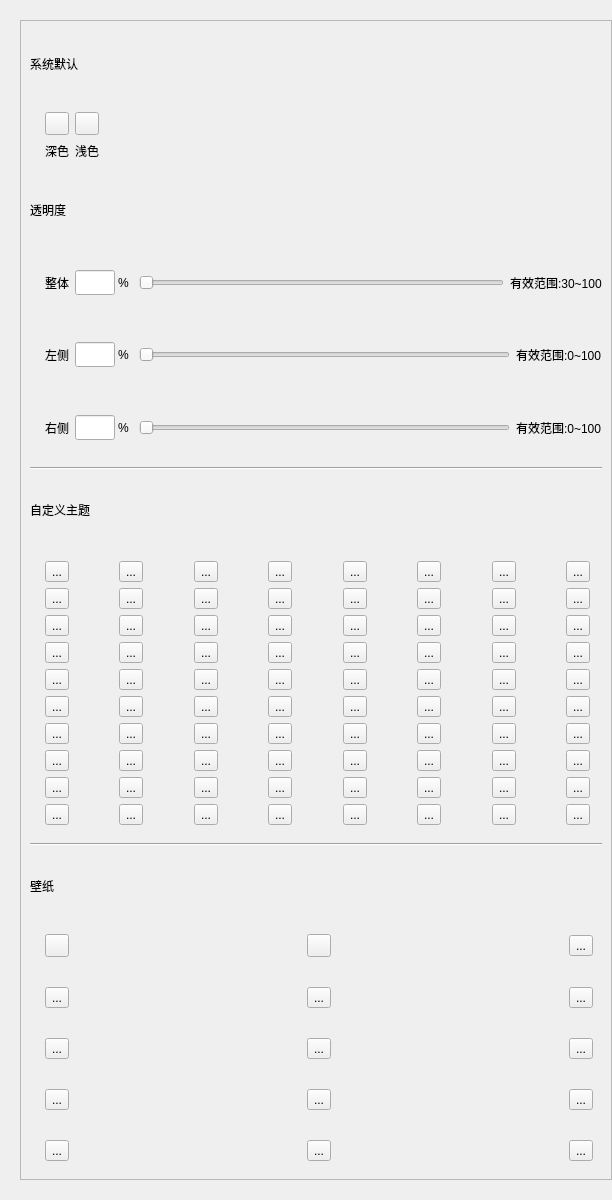
kevinWu7/LifeNote, file App/widgets/themeswitchwidget.ui: the form before one commit.
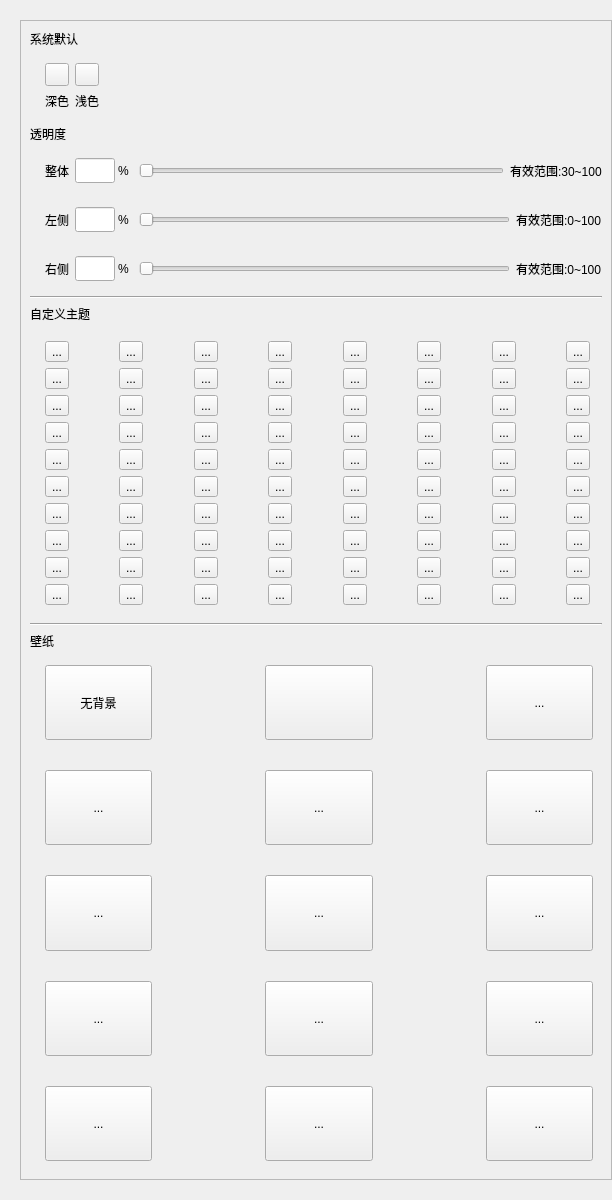
The form after the commit. Custom widgets are drawn as their Qt base class.

Commit message: add nopicture theme button

```diff
--- a/App/widgets/themeswitchwidget.ui
+++ b/App/widgets/themeswitchwidget.ui
@@ -1447,7 +1447,7 @@
                   </property>
                   <property name="sizeHint" stdset="0">
                    <size>
-                    <width>40</width>
+                    <width>0</width>
                     <height>20</height>
                    </size>
                   </property>
@@ -1455,6 +1455,12 @@
                 </item>
                 <item row="2" column="4">
                  <widget class="QToolButton" name="pictureBtn9">
+                  <property name="sizePolicy">
+                   <sizepolicy hsizetype="MinimumExpanding" vsizetype="MinimumExpanding">
+                    <horstretch>0</horstretch>
+                    <verstretch>0</verstretch>
+                   </sizepolicy>
+                  </property>
                   <property name="text">
                    <string>...</string>
                   </property>
@@ -1470,7 +1476,7 @@
                   </property>
                   <property name="sizeHint" stdset="0">
                    <size>
-                    <width>40</width>
+                    <width>0</width>
                     <height>20</height>
                    </size>
                   </property>
@@ -1478,6 +1484,12 @@
                 </item>
                 <item row="3" column="2">
                  <widget class="QToolButton" name="pictureBtn11">
+                  <property name="sizePolicy">
+                   <sizepolicy hsizetype="MinimumExpanding" vsizetype="MinimumExpanding">
+                    <horstretch>0</horstretch>
+                    <verstretch>0</verstretch>
+                   </sizepolicy>
+                  </property>
                   <property name="text">
                    <string>...</string>
                   </property>
@@ -1488,6 +1500,12 @@
                 </item>
                 <item row="3" column="0">
                  <widget class="QToolButton" name="pictureBtn10">
+                  <property name="sizePolicy">
+                   <sizepolicy hsizetype="MinimumExpanding" vsizetype="MinimumExpanding">
+                    <horstretch>0</horstretch>
+                    <verstretch>0</verstretch>
+                   </sizepolicy>
+                  </property>
                   <property name="text">
                    <string>...</string>
                   </property>
@@ -1498,6 +1516,12 @@
                 </item>
                 <item row="3" column="4">
                  <widget class="QToolButton" name="pictureBtn12">
+                  <property name="sizePolicy">
+                   <sizepolicy hsizetype="MinimumExpanding" vsizetype="MinimumExpanding">
+                    <horstretch>0</horstretch>
+                    <verstretch>0</verstretch>
+                   </sizepolicy>
+                  </property>
                   <property name="text">
                    <string>...</string>
                   </property>
@@ -1508,6 +1532,12 @@
                 </item>
                 <item row="1" column="0">
                  <widget class="QToolButton" name="pictureBtn4">
+                  <property name="sizePolicy">
+                   <sizepolicy hsizetype="MinimumExpanding" vsizetype="MinimumExpanding">
+                    <horstretch>0</horstretch>
+                    <verstretch>0</verstretch>
+                   </sizepolicy>
+                  </property>
                   <property name="text">
                    <string>...</string>
                   </property>
@@ -1518,6 +1548,12 @@
                 </item>
                 <item row="1" column="2">
                  <widget class="QToolButton" name="pictureBtn5">
+                  <property name="sizePolicy">
+                   <sizepolicy hsizetype="MinimumExpanding" vsizetype="MinimumExpanding">
+                    <horstretch>0</horstretch>
+                    <verstretch>0</verstretch>
+                   </sizepolicy>
+                  </property>
                   <property name="text">
                    <string>...</string>
                   </property>
@@ -1533,7 +1569,7 @@
                   </property>
                   <property name="sizeHint" stdset="0">
                    <size>
-                    <width>40</width>
+                    <width>0</width>
                     <height>20</height>
                    </size>
                   </property>
@@ -1546,7 +1582,7 @@
                   </property>
                   <property name="sizeHint" stdset="0">
                    <size>
-                    <width>40</width>
+                    <width>0</width>
                     <height>20</height>
                    </size>
                   </property>
@@ -1559,7 +1595,7 @@
                   </property>
                   <property name="sizeHint" stdset="0">
                    <size>
-                    <width>40</width>
+                    <width>0</width>
                     <height>20</height>
                    </size>
                   </property>
@@ -1567,6 +1603,12 @@
                 </item>
                 <item row="1" column="4">
                  <widget class="QToolButton" name="pictureBtn6">
+                  <property name="sizePolicy">
+                   <sizepolicy hsizetype="MinimumExpanding" vsizetype="MinimumExpanding">
+                    <horstretch>0</horstretch>
+                    <verstretch>0</verstretch>
+                   </sizepolicy>
+                  </property>
                   <property name="text">
                    <string>...</string>
                   </property>
@@ -1582,7 +1624,7 @@
                   </property>
                   <property name="sizeHint" stdset="0">
                    <size>
-                    <width>40</width>
+                    <width>0</width>
                     <height>20</height>
                    </size>
                   </property>
@@ -1595,7 +1637,7 @@
                   </property>
                   <property name="sizeHint" stdset="0">
                    <size>
-                    <width>40</width>
+                    <width>0</width>
                     <height>20</height>
                    </size>
                   </property>
@@ -1603,6 +1645,12 @@
                 </item>
                 <item row="2" column="2">
                  <widget class="QToolButton" name="pictureBtn8">
+                  <property name="sizePolicy">
+                   <sizepolicy hsizetype="MinimumExpanding" vsizetype="MinimumExpanding">
+                    <horstretch>0</horstretch>
+                    <verstretch>0</verstretch>
+                   </sizepolicy>
+                  </property>
                   <property name="text">
                    <string>...</string>
                   </property>
@@ -1613,6 +1661,12 @@
                 </item>
                 <item row="0" column="4">
                  <widget class="QToolButton" name="pictureBtn3">
+                  <property name="sizePolicy">
+                   <sizepolicy hsizetype="MinimumExpanding" vsizetype="MinimumExpanding">
+                    <horstretch>0</horstretch>
+                    <verstretch>0</verstretch>
+                   </sizepolicy>
+                  </property>
                   <property name="text">
                    <string>...</string>
                   </property>
@@ -1623,8 +1677,14 @@
                 </item>
                 <item row="0" column="0">
                  <widget class="QToolButton" name="pictureBtn1">
+                  <property name="sizePolicy">
+                   <sizepolicy hsizetype="MinimumExpanding" vsizetype="MinimumExpanding">
+                    <horstretch>0</horstretch>
+                    <verstretch>0</verstretch>
+                   </sizepolicy>
+                  </property>
                   <property name="text">
-                   <string/>
+                   <string>无背景</string>
                   </property>
                   <property name="checkable">
                    <bool>true</bool>
@@ -1633,6 +1693,12 @@
                 </item>
                 <item row="0" column="2">
                  <widget class="QToolButton" name="pictureBtn2">
+                  <property name="sizePolicy">
+                   <sizepolicy hsizetype="MinimumExpanding" vsizetype="MinimumExpanding">
+                    <horstretch>0</horstretch>
+                    <verstretch>0</verstretch>
+                   </sizepolicy>
+                  </property>
                   <property name="text">
                    <string/>
                   </property>
@@ -1643,6 +1709,12 @@
                 </item>
                 <item row="2" column="0">
                  <widget class="QToolButton" name="pictureBtn7">
+                  <property name="sizePolicy">
+                   <sizepolicy hsizetype="MinimumExpanding" vsizetype="MinimumExpanding">
+                    <horstretch>0</horstretch>
+                    <verstretch>0</verstretch>
+                   </sizepolicy>
+                  </property>
                   <property name="text">
                    <string>...</string>
                   </property>
@@ -1658,7 +1730,7 @@
                   </property>
                   <property name="sizeHint" stdset="0">
                    <size>
-                    <width>40</width>
+                    <width>0</width>
                     <height>20</height>
                    </size>
                   </property>
@@ -1666,6 +1738,12 @@
                 </item>
                 <item row="4" column="0">
                  <widget class="QToolButton" name="pictureBtn13">
+                  <property name="sizePolicy">
+                   <sizepolicy hsizetype="MinimumExpanding" vsizetype="MinimumExpanding">
+                    <horstretch>0</horstretch>
+                    <verstretch>0</verstretch>
+                   </sizepolicy>
+                  </property>
                   <property name="text">
                    <string>...</string>
                   </property>
@@ -1676,6 +1754,12 @@
                 </item>
                 <item row="4" column="2">
                  <widget class="QToolButton" name="pictureBtn14">
+                  <property name="sizePolicy">
+                   <sizepolicy hsizetype="MinimumExpanding" vsizetype="MinimumExpanding">
+                    <horstretch>0</horstretch>
+                    <verstretch>0</verstretch>
+                   </sizepolicy>
+                  </property>
                   <property name="text">
                    <string>...</string>
                   </property>
@@ -1686,6 +1770,12 @@
                 </item>
                 <item row="4" column="4">
                  <widget class="QToolButton" name="pictureBtn15">
+                  <property name="sizePolicy">
+                   <sizepolicy hsizetype="MinimumExpanding" vsizetype="MinimumExpanding">
+                    <horstretch>0</horstretch>
+                    <verstretch>0</verstretch>
+                   </sizepolicy>
+                  </property>
                   <property name="text">
                    <string>...</string>
                   </property>
@@ -1701,7 +1791,7 @@
                   </property>
                   <property name="sizeHint" stdset="0">
                    <size>
-                    <width>40</width>
+                    <width>0</width>
                     <height>20</height>
                    </size>
                   </property>
@@ -1714,7 +1804,7 @@
                   </property>
                   <property name="sizeHint" stdset="0">
                    <size>
-                    <width>40</width>
+                    <width>0</width>
                     <height>20</height>
                    </size>
                   </property>
```
The commit also changes 4 other files.
